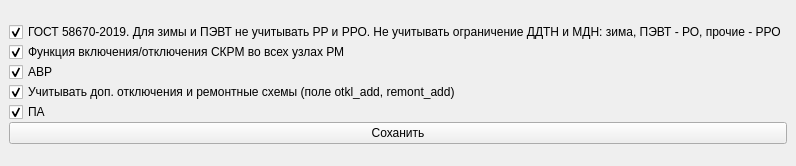
wia86/rastr_add, file qt_calc_ur_set.ui: the form before one commit.
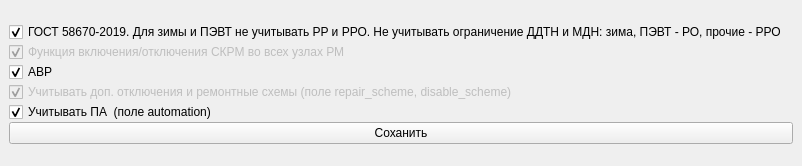
The form after the commit.

The edit to the form file:
```diff
--- a/qt_calc_ur_set.ui
+++ b/qt_calc_ur_set.ui
@@ -6,7 +6,7 @@
    <rect>
     <x>0</x>
     <y>0</y>
-    <width>721</width>
+    <width>802</width>
     <height>166</height>
    </rect>
   </property>
@@ -32,6 +32,9 @@
       </item>
       <item>
        <widget class="QCheckBox" name="cb_skrm">
+        <property name="enabled">
+         <bool>false</bool>
+        </property>
         <property name="text">
          <string>Функция включения/отключения СКРМ во всех узлах РМ</string>
         </property>
@@ -52,8 +55,11 @@
       </item>
       <item>
        <widget class="QCheckBox" name="cb_add_disabling_repair">
+        <property name="enabled">
+         <bool>false</bool>
+        </property>
         <property name="text">
-         <string>Учитывать доп. отключения и ремонтные схемы (поле otkl_add, remont_add)</string>
+         <string>Учитывать доп. отключения и ремонтные схемы (поле repair_scheme, disable_scheme)</string>
         </property>
         <property name="checked">
          <bool>true</bool>
@@ -63,7 +69,7 @@
       <item>
        <widget class="QCheckBox" name="cb_pa">
         <property name="text">
-         <string>ПА</string>
+         <string>Учитывать ПА  (поле automation)</string>
         </property>
         <property name="checked">
          <bool>true</bool>
```
